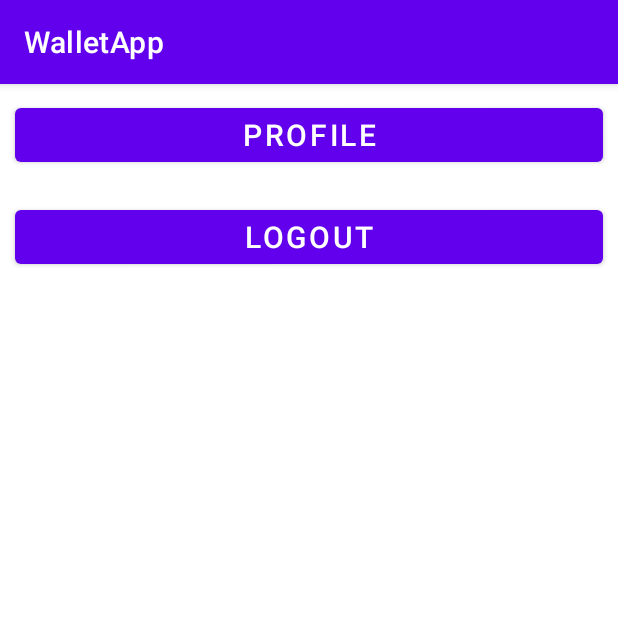
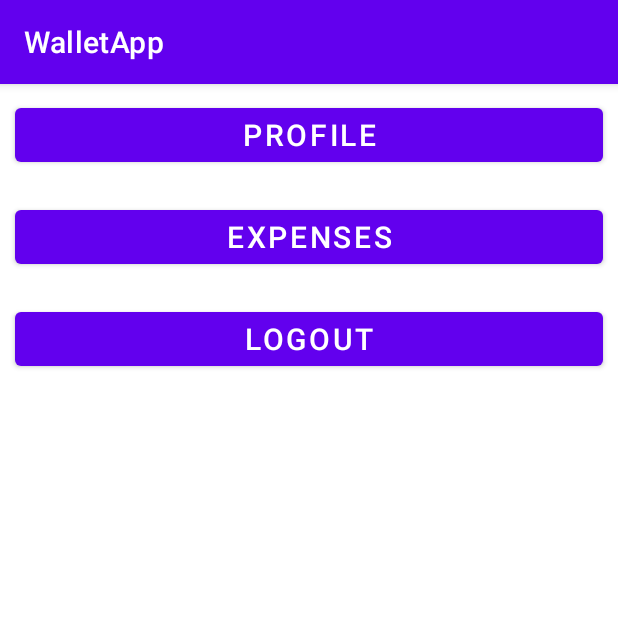
Before and after one commit to cwirex/WalletApp-Android, an Android app: the screen it shows after launch once a user with an empty profile is signed in (MainActivity), on a phone screen of 412 x 824 dp, the top half of it. Run offline under Robolectric (Android 15) with nearby library versions, the phone set to English and light mode, and no system bars; our stand-ins replace Firebase (no records; nobody signed in at launch, a user with empty details on screens opened directly).

Commit message:
Expenses - read from db and display

```diff
--- a/app/src/main/AndroidManifest.xml
+++ b/app/src/main/AndroidManifest.xml
@@ -9,6 +9,9 @@
         android:roundIcon="@mipmap/ic_launcher_round"
         android:supportsRtl="true"
         android:theme="@style/Theme.WalletApp">
+        <activity
+            android:name=".ExpensesActivity"
+            android:exported="false" />
         <activity
             android:name=".ProfileActivity"
             android:exported="false" />
@@ -29,7 +32,7 @@
             android:exported="false" />
         <activity
             android:name=".MainActivity"
-            android:exported="false"></activity>
+            android:exported="false" />
     </application>
 
 </manifest>
--- a/app/src/main/java/com/example/walletapp/MainActivity.java
+++ b/app/src/main/java/com/example/walletapp/MainActivity.java
@@ -11,24 +11,20 @@ import android.widget.ProgressBar;
 import android.widget.TextView;
 import android.widget.Toast;
 
-import androidx.annotation.NonNull;
 import androidx.appcompat.app.AppCompatActivity;
 
 import com.google.firebase.auth.FirebaseAuth;
 import com.google.firebase.auth.FirebaseUser;
-import com.google.firebase.database.DataSnapshot;
-import com.google.firebase.database.DatabaseError;
-import com.google.firebase.database.FirebaseDatabase;
-import com.google.firebase.database.ValueEventListener;
 import com.google.firebase.firestore.DocumentSnapshot;
 import com.google.firebase.firestore.FirebaseFirestore;
+import com.google.firebase.firestore.QueryDocumentSnapshot;
 
 import java.util.Objects;
 
 public class MainActivity extends AppCompatActivity {
 
     private FirebaseAuth auth;
-    private Button btn_logout, btn_profile;
+    private Button btn_logout, btn_profile, btn_expenses;
     private ProgressBar pgBar;
     private TextView pgBackground;
 
@@ -39,13 +35,14 @@ public class MainActivity extends AppCompatActivity {
 
         btn_logout = findViewById(R.id.btn_logout);
         btn_profile = findViewById(R.id.btn_profile);
+        btn_expenses = findViewById(R.id.btn_expense);
         pgBar = findViewById(R.id.pgMAIN);
         pgBackground = findViewById(R.id.pgBackgroundMAIN);
         auth = FirebaseAuth.getInstance();
 
         btn_logout.setOnClickListener(click -> {
             auth.signOut();
-            Profile.UID = "";
+            User.UID = "";
             Toast.makeText(getApplicationContext(), "Logged out", Toast.LENGTH_SHORT).show();
             Intent intent = new Intent(getApplicationContext(), StartActivity.class);
             startActivity(intent);
@@ -57,44 +54,26 @@ public class MainActivity extends AppCompatActivity {
             startActivity(intent);
         });
 
+        btn_expenses.setOnClickListener(click -> {
+            Intent intent = new Intent(getApplicationContext(), ExpensesActivity.class);
+            startActivity(intent);
+        });
+
 
         FirebaseUser user = auth.getCurrentUser();
         assert user != null;
         String UID = user.getUid();
-        if (!Objects.equals(Profile.UID, UID)) {
-            Profile.UID = UID;
-            getUserProfile(user.getUid());
+        if (!Objects.equals(User.UID, UID)) {
+            User.UID = UID;
+            getUserData(user.getUid());
         }
-
-
-        FirebaseDatabase firebaseDb = FirebaseDatabase.getInstance();
-        //read from realtime db:
-        firebaseDb.getReference()
-                .child("Last user")
-                .addValueEventListener(new ValueEventListener() {
-                    @Override
-                    public void onDataChange(@NonNull DataSnapshot snapshot) {
-//                        String value = snapshot.getValue(String.class);
-//                        Toast.makeText(MainActivity.this, "UID: " + value, Toast.LENGTH_SHORT).show();
-                    }
-
-                    @Override
-                    public void onCancelled(@NonNull DatabaseError error) {
-
-                    }
-                });
-        //save to realtime db:
-//        firebaseDb.getReference()
-//                .child("Last user")
-//                .setValue(UID);
-
     }
 
-    private void getUserProfile(String UID) {
+    private void getUserData(String UID) {
         pgBar.setVisibility(View.VISIBLE);
         pgBackground.setVisibility(View.VISIBLE);
         FirebaseFirestore db = FirebaseFirestore.getInstance();
-        db.collection("profiles")
+        db.collection("users")
                 .document(UID)
                 .get()
                 .addOnCompleteListener(task -> {
@@ -102,14 +81,29 @@ public class MainActivity extends AppCompatActivity {
                         DocumentSnapshot document = task.getResult();
                         if (document.exists()) {
                             try {
-                                Profile.email = document.getString("email");
-                                Profile.name = document.getString("name");
-                                Profile.phone = document.getString("phone");
-                                Profile.bank = document.getString("bank");
+                                User.email = document.getString("email");
+                                User.name = document.getString("name");
+                                User.phone = document.getString("phone");
+                                User.bank = document.getString("bank");
                             } catch (RuntimeException exception) {
                                 Log.e(TAG, "getUserProfile() caused: " + exception.getCause().toString());
                             }
                         }
+                    }
+                    getUserExpenses(UID);
+                });
+    }
+
+    private void getUserExpenses(String UID) {
+        User.expenses.clear();
+        FirebaseFirestore db = FirebaseFirestore.getInstance();
+        db.collection("users")
+                .document(UID)
+                .collection("expenses")
+                .get()
+                .addOnSuccessListener(queryDocumentSnapshots -> {
+                    for (QueryDocumentSnapshot doc : queryDocumentSnapshots) {
+                        User.expenses.add(new Expense(doc.getData(), doc.getReference().getId()));
                     }
                     pgBar.setVisibility(View.GONE);
                     pgBackground.setVisibility(View.GONE);
--- a/app/src/main/java/com/example/walletapp/Profile.java
+++ b/app/src/main/java/com/example/walletapp/User.java
@@ -1,10 +1,13 @@
 package com.example.walletapp;
 
-public abstract class Profile {
+import java.util.ArrayList;
+
+public class User {
     public static String email = "";
     public static String name = "";
     public static String phone = "";
     public static String bank = "";
     public static String UID = "";
+    public static ArrayList<Expense> expenses = new ArrayList<>();
 
 }
--- a/app/src/main/res/layout/activity_main.xml
+++ b/app/src/main/res/layout/activity_main.xml
@@ -1,31 +1,38 @@
 <?xml version="1.0" encoding="utf-8"?>
 <RelativeLayout xmlns:android="http://schemas.android.com/apk/res/android"
-    xmlns:app="http://schemas.android.com/apk/res-auto"
     xmlns:tools="http://schemas.android.com/tools"
     android:layout_width="match_parent"
     android:layout_height="match_parent"
-    tools:context=".MainActivity"
-    >
+    tools:context=".MainActivity">
+
     <LinearLayout
         android:layout_width="match_parent"
         android:layout_height="match_parent"
         android:orientation="vertical">
+
         <Button
             android:id="@+id/btn_profile"
             android:layout_width="match_parent"
             android:layout_height="wrap_content"
             android:layout_margin="10dp"
-        android:textSize="20sp"
             android:text="Profile"
-        />
+            android:textSize="20sp" />
+
+        <Button
+            android:id="@+id/btn_expense"
+            android:layout_width="match_parent"
+            android:layout_height="wrap_content"
+            android:layout_margin="10dp"
+            android:text="Expenses"
+            android:textSize="20sp" />
+
         <Button
             android:id="@+id/btn_logout"
             android:layout_width="match_parent"
             android:layout_height="wrap_content"
             android:layout_margin="10dp"
-        android:textSize="20sp"
             android:text="Logout"
-        />
+            android:textSize="20sp" />
     </LinearLayout>
 
     <TextView
@@ -43,5 +50,5 @@
         android:layout_height="70dp"
         android:layout_centerInParent="true"
         android:layout_marginVertical="20dp"
-        android:visibility="gone"/>
+        android:visibility="gone" />
 </RelativeLayout>
```
Also changed, not shown: app/src/main/java/com/example/walletapp/Expense.java (added, +26 -0 lines), app/src/main/java/com/example/walletapp/ExpensesActivity.java (added, +35 -0 lines), app/src/main/java/com/example/walletapp/ExpensesAdapter.java (added, +35 -0 lines), app/src/main/java/com/example/walletapp/FListItems.java (+27 -4 lines), app/src/main/java/com/example/walletapp/ProfileActivity.java (+3 -5 lines), app/src/main/java/com/example/walletapp/ProfileEditFragment.java (+5 -5 lines), app/src/main/java/com/example/walletapp/RegisterActivity.java (+5 -6 lines), app/src/main/res/layout/activity_expenses.xml (added, +60 -0 lines), app/src/main/res/layout/activity_login.xml (+13 -12 lines), app/src/main/res/layout/activity_register.xml (+5 -2 lines), app/src/main/res/layout/fragment_f_list_items.xml (+11 -4 lines). Lines whose indentation alone changed are shown as unchanged.
